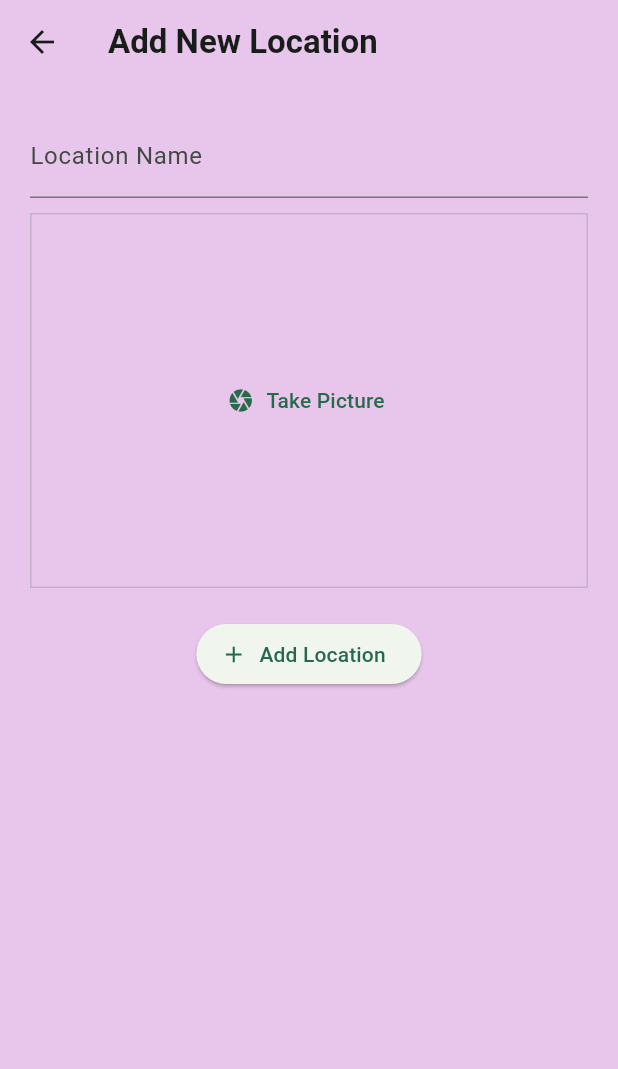
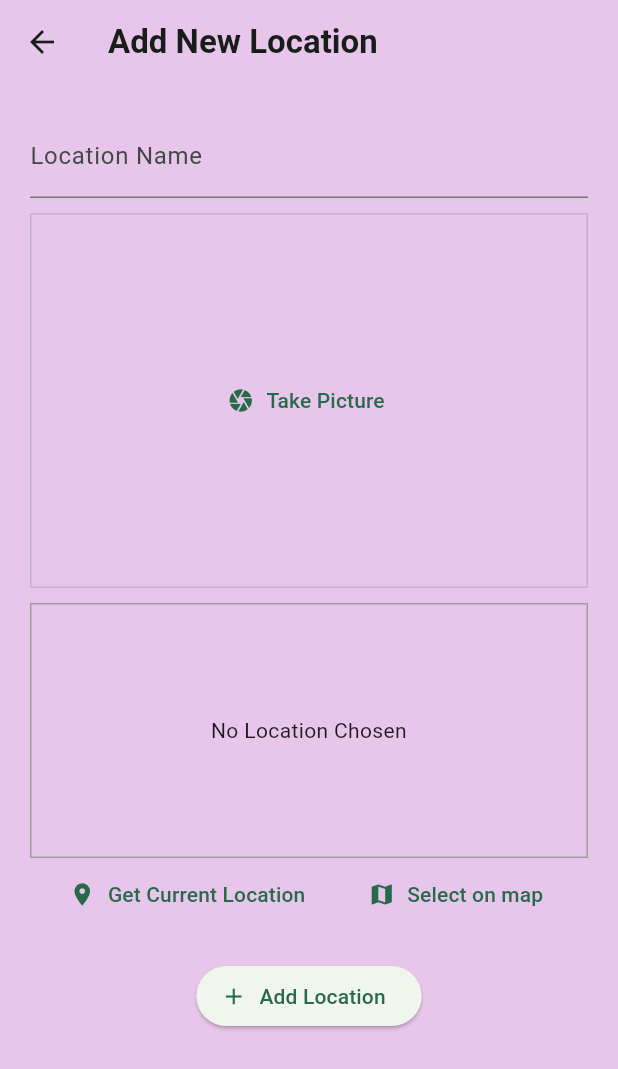
Before and after one commit to uritrejo/mobile_app_polimi, a Flutter app: the AddLocationScreen screen opened directly, on a phone screen of 412 x 824 dp. Shown: the top 1069 px of the screen. Run offline on Flutter 3.47's test engine with Material 3 defaults, Android fonts, the light colour scheme and no system bars; our stand-ins replace flutter_riverpod, google_fonts, image_picker, location.

Commit message:
added new location input panel; can get location from button click

```diff
--- a/lib/screens/add_location.dart
+++ b/lib/screens/add_location.dart
@@ -4,6 +4,7 @@
 import 'package:flutter_riverpod/flutter_riverpod.dart';
 import 'package:mobile_app_polimi/providers/user_locations.dart';
 import 'package:mobile_app_polimi/widgets/image_input.dart';
+import 'package:mobile_app_polimi/widgets/location_input.dart';
 
 // ConsumerStatefulWidget allows us to consume from riverpod (notice ConsumerState as well)
 class AddLocationScreen extends ConsumerStatefulWidget {
@@ -72,7 +73,12 @@
                 },
               ),
 
+              const SizedBox(height: 10), // add some space before the button
+
+              LocationInput(),
+
               const SizedBox(height: 20), // add some space before the button
+
               ElevatedButton.icon(
                 onPressed: _saveLocation,
                 icon: const Icon(Icons.add),
--- /dev/null
+++ b/lib/widgets/location_input.dart
@@ -0,0 +1,87 @@
+import 'package:flutter/material.dart';
+import 'package:location/location.dart';
+
+class LocationInput extends StatefulWidget {
+  LocationInput({super.key});
+
+  @override
+  State<StatefulWidget> createState() {
+    return _LocationInputState();
+  }
+}
+
+class _LocationInputState extends State<LocationInput> {
+  Location? _pickedLocation;
+  var _isGettingLocation = false;
+
+  void _getCurrentLocation() async {
+    print('??++ Getting current location...');
+
+    Location location = Location();
+    bool serviceEnabled;
+    PermissionStatus permissionGranted;
+    LocationData locationData;
+
+    serviceEnabled = await location.serviceEnabled();
+    if (!serviceEnabled) {
+      serviceEnabled = await location.requestService();
+      if (!serviceEnabled) {
+        return;
+      }
+    }
+
+    permissionGranted = await location.hasPermission();
+    if (permissionGranted == PermissionStatus.denied) {
+      permissionGranted = await location.requestPermission();
+      if (permissionGranted != PermissionStatus.granted) {
+        return;
+      }
+    }
+
+    // for the loader spinner
+    _isGettingLocation = true;
+    setState(() {});
+
+    locationData = await location.getLocation();
+
+    _isGettingLocation = false;
+    setState(() {});
+
+    print('??++ Location: ${locationData.latitude}, ${locationData.longitude}');
+  }
+
+  @override
+  Widget build(BuildContext ctx) {
+    Widget previewContent =
+        const Text('No Location Chosen', textAlign: TextAlign.center);
+
+    if (_isGettingLocation) {
+      previewContent = const CircularProgressIndicator();
+    }
+
+    return Column(children: [
+      Container(
+        height: 170,
+        width: double.infinity,
+        alignment: Alignment.center,
+        decoration: BoxDecoration(
+          border: Border.all(width: 1, color: Colors.grey),
+        ),
+        child: previewContent,
+      ),
+      Row(
+        mainAxisAlignment: MainAxisAlignment.spaceEvenly,
+        children: [
+          TextButton.icon(
+              icon: const Icon(Icons.location_on),
+              label: const Text('Get Current Location'),
+              onPressed: _getCurrentLocation),
+          TextButton.icon(
+              icon: const Icon(Icons.map),
+              label: const Text('Select on map'),
+              onPressed: () {})
+        ],
+      )
+    ]);
+  }
+}
--- a/pubspec.yaml
+++ b/pubspec.yaml
@@ -39,6 +39,7 @@
   uuid: ^4.5.1
   flutter_riverpod: ^2.6.1
   image_picker: ^1.1.2
+  location: ^7.0.1
 
 dev_dependencies:
   flutter_test:
```
Also changed, not shown: pubspec.lock, 2 other files.
